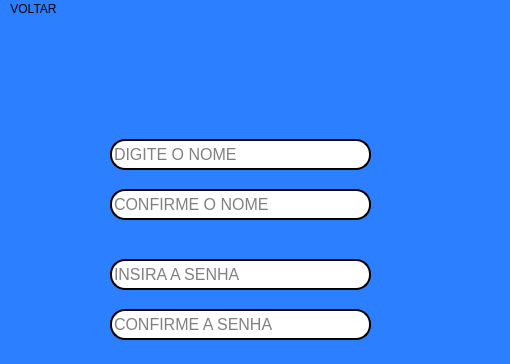
This is tela_cad.ui in marcoshaa/APS_6 as Qt 5 draws it before an edit; both pictures show x 0 to 510 and y 0 to 364 of the 510 by 600 pixel window. The edited form follows.
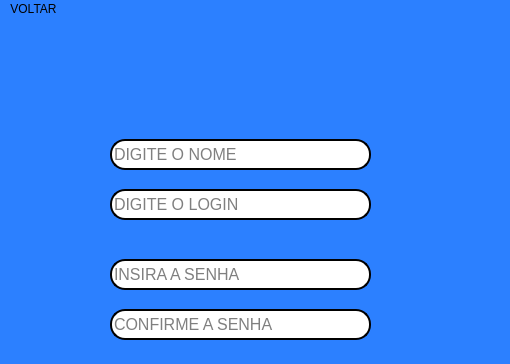
This is the edited form. Icons and pictures are not drawn.

Commit message: cadBD ok

```diff
--- a/tela_cad.ui
+++ b/tela_cad.ui
@@ -67,7 +67,7 @@
 border-width: 2px;</string>
     </property>
     <property name="placeholderText">
-     <string>CONFIRME O NOME </string>
+     <string>DIGITE O LOGIN</string>
     </property>
    </widget>
    <widget class="QLineEdit" name="CAD_SENHA">
```
The commit also changes 1 other file.
